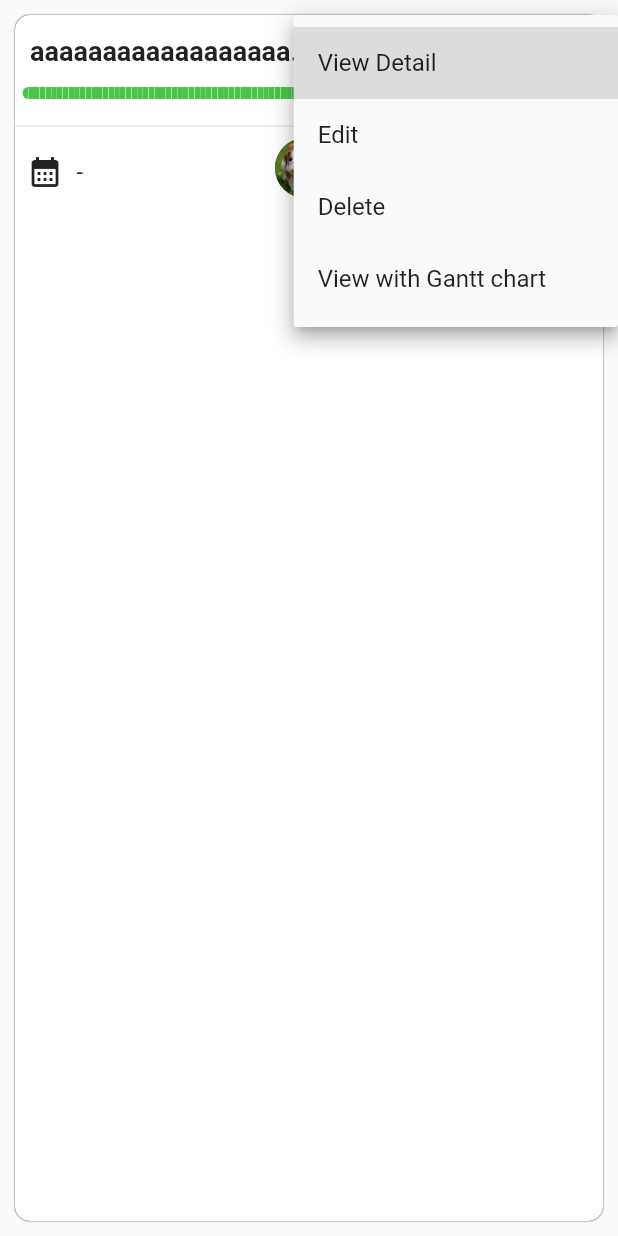
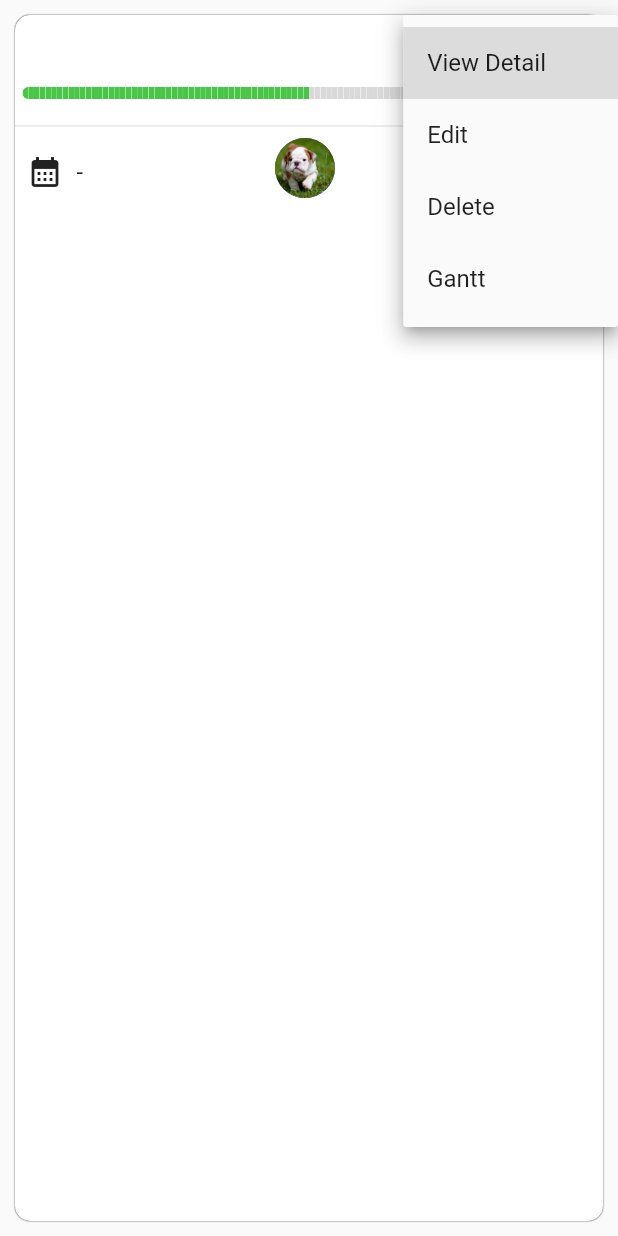
Before and after one commit to NguyenVanTay/dms_demo, a Flutter app: the ProjectWidget widget shown alone on an empty page, opened directly with empty values, after a tap on the "more vert" icon, on a phone screen of 412 x 824 dp. Run offline on Flutter 3.47's test engine with Material 2 defaults, Android fonts, the phone set to English and light mode, and no system bars; drawn by our look-alikes of step_progress_indicator; our stand-ins replace calendar_view, flutter_colorpicker, form_field_validator, get, percent_indicator and 1 more; missing offline and left inert: carbon_icons, comment_tree, dart:ffi, face_pile, iconify_flutter, reaction_askany; network calls fail.

Commit message:
Revert "Merge pull request #5 from NguyenVanTay/lthao26"
This reverts commit e0009c87a2aabe58de5d5225aaba9fb9099642ab, reversing
changes made to b898d5f552a437771dd634c1988ce7611606b2d2.

```diff
--- a/dms/lib/Views/widgets/Project/projectwidget.dart
+++ b/dms/lib/Views/widgets/Project/projectwidget.dart
@@ -57,17 +57,12 @@ class _ProjectWidgetState extends State<ProjectWidget> {
                 Row(
                   mainAxisAlignment: MainAxisAlignment.spaceBetween,
                   children: [
-                    Expanded(
-                      child: Padding(
-                        padding: const EdgeInsets.only(left: 10, right: 10),
-                        child: Text(
-                          // "${widget.project.description}",
-                          "aaaaaaaaaaaaaaaaaaaaaaaaaaaaaaaaaaaaaaaaaaaaaaaaaaaaaaaa",
-                          overflow: TextOverflow.ellipsis,
-                          maxLines: 1,
-                          style: TextStyle(
-                              fontSize: 18, fontWeight: FontWeight.bold),
-                        ),
+                    Padding(
+                      padding: const EdgeInsets.only(left: 10),
+                      child: Text(
+                        "${widget.project.description}",
+                        style: TextStyle(
+                            fontSize: 18, fontWeight: FontWeight.bold),
                       ),
                     ),
                     DropdownButton(
@@ -92,7 +87,7 @@ class _ProjectWidgetState extends State<ProjectWidget> {
                         ),
                         DropdownMenuItem(
                           value: '_gantt',
-                          child: Text('View with Gantt chart'),
+                          child: Text('Gantt'),
                         ),
                       ],
                       onChanged: (val) {
@@ -156,7 +151,6 @@ class _ProjectWidgetState extends State<ProjectWidget> {
                     Padding(
                       padding: const EdgeInsets.only(left: 5),
                       child: Text(
-                        // "01.01.2022 - 02.02.2022",
                         "${widget.project.beginPlan} -  ${widget.project.finalPlan}",
                         style: TextStyle(
                           fontSize: 16,
```
